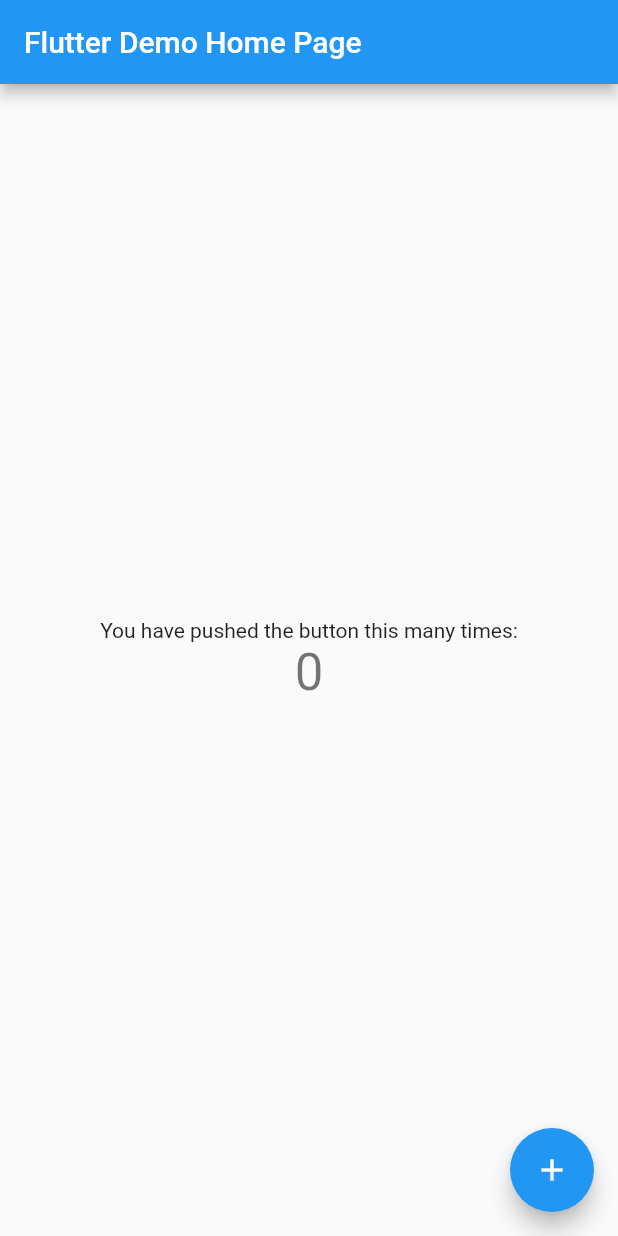
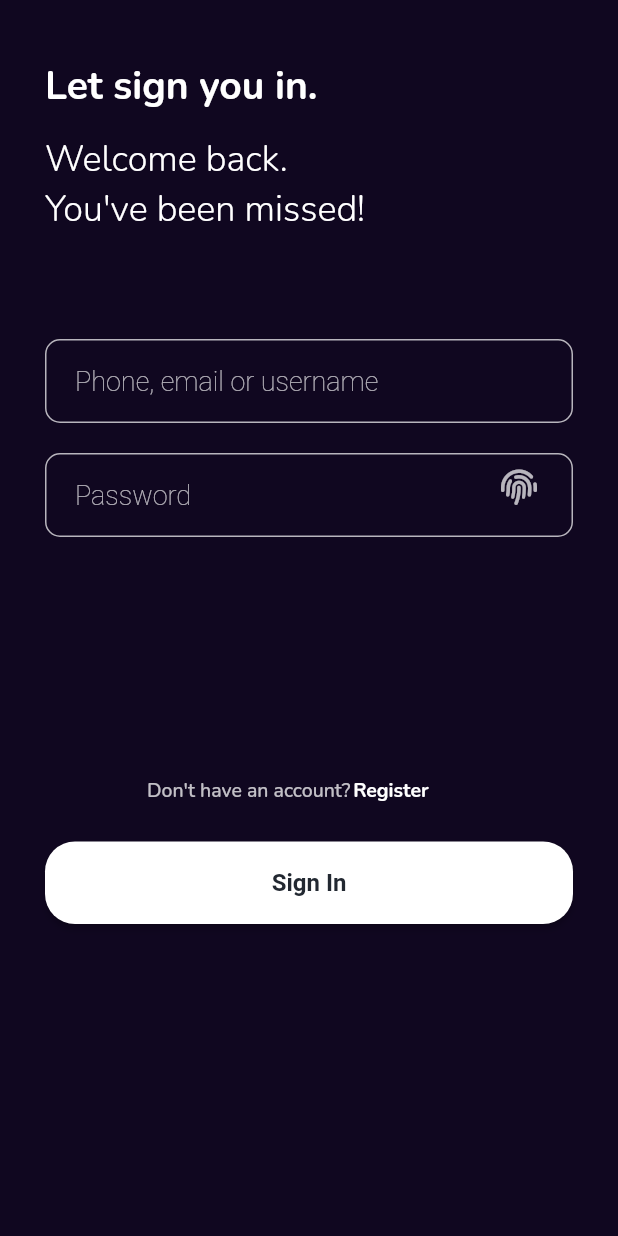
Before and after one commit to akuutauf/project-interoperabilitas-ui, a Flutter app: the screen it shows after launch, on a phone screen of 412 x 824 dp. Run offline on Flutter 3.47's test engine with Material 2 defaults, Android fonts, the phone set to English and light mode, and no system bars; our stand-ins replace font_awesome_flutter, google_fonts.

Commit message:
Adding Screen Sign In

```diff
--- a/lib/main.dart
+++ b/lib/main.dart
@@ -1,115 +1,9 @@
 import 'package:flutter/material.dart';
+import 'screens/page_signin.dart';
 
 void main() {
-  runApp(const MyApp());
+  runApp(const MaterialApp(
+    debugShowCheckedModeBanner: false,
+    home: SignIn(),
+  ));
 }
-
-class MyApp extends StatelessWidget {
-  const MyApp({Key? key}) : super(key: key);
-
-  // This widget is the root of your application.
-  @override
-  Widget build(BuildContext context) {
-    return MaterialApp(
-      title: 'Flutter Demo',
-      theme: ThemeData(
-        // This is the theme of your application.
-        //
-        // Try running your application with "flutter run". You'll see the
-        // application has a blue toolbar. Then, without quitting the app, try
-        // changing the primarySwatch below to Colors.green and then invoke
-        // "hot reload" (press "r" in the console where you ran "flutter run",
-        // or simply save your changes to "hot reload" in a Flutter IDE).
-        // Notice that the counter didn't reset back to zero; the application
-        // is not restarted.
-        primarySwatch: Colors.blue,
-      ),
-      home: const MyHomePage(title: 'Flutter Demo Home Page'),
-    );
-  }
-}
-
-class MyHomePage extends StatefulWidget {
-  const MyHomePage({Key? key, required this.title}) : super(key: key);
-
-  // This widget is the home page of your application. It is stateful, meaning
-  // that it has a State object (defined below) that contains fields that affect
-  // how it looks.
-
-  // This class is the configuration for the state. It holds the values (in this
-  // case the title) provided by the parent (in this case the App widget) and
-  // used by the build method of the State. Fields in a Widget subclass are
-  // always marked "final".
-
-  final String title;
-
-  @override
-  State<MyHomePage> createState() => _MyHomePageState();
-}
-
-class _MyHomePageState extends State<MyHomePage> {
-  int _counter = 0;
-
-  void _incrementCounter() {
-    setState(() {
-      // This call to setState tells the Flutter framework that something has
-      // changed in this State, which causes it to rerun the build method below
-      // so that the display can reflect the updated values. If we changed
-      // _counter without calling setState(), then the build method would not be
-      // called again, and so nothing would appear to happen.
-      _counter++;
-    });
-  }
-
-  @override
-  Widget build(BuildContext context) {
-    // This method is rerun every time setState is called, for instance as done
-    // by the _incrementCounter method above.
-    //
-    // The Flutter framework has been optimized to make rerunning build methods
-    // fast, so that you can just rebuild anything that needs updating rather
-    // than having to individually change instances of widgets.
-    return Scaffold(
-      appBar: AppBar(
-        // Here we take the value from the MyHomePage object that was created by
-        // the App.build method, and use it to set our appbar title.
-        title: Text(widget.title),
-      ),
-      body: Center(
-        // Center is a layout widget. It takes a single child and positions it
-        // in the middle of the parent.
-        child: Column(
-          // Column is also a layout widget. It takes a list of children and
-          // arranges them vertically. By default, it sizes itself to fit its
-          // children horizontally, and tries to be as tall as its parent.
-          //
-          // Invoke "debug painting" (press "p" in the console, choose the
-          // "Toggle Debug Paint" action from the Flutter Inspector in Android
-          // Studio, or the "Toggle Debug Paint" command in Visual Studio Code)
-          // to see the wireframe for each widget.
-          //
-          // Column has various properties to control how it sizes itself and
-          // how it positions its children. Here we use mainAxisAlignment to
-          // center the children vertically; the main axis here is the vertical
-          // axis because Columns are vertical (the cross axis would be
-          // horizontal).
-          mainAxisAlignment: MainAxisAlignment.center,
-          children: <Widget>[
-            const Text(
-              'You have pushed the button this many times:',
-            ),
-            Text(
-              '$_counter',
-              style: Theme.of(context).textTheme.headline4,
-            ),
-          ],
-        ),
-      ),
-      floatingActionButton: FloatingActionButton(
-        onPressed: _incrementCounter,
-        tooltip: 'Increment',
-        child: const Icon(Icons.add),
-      ), // This trailing comma makes auto-formatting nicer for build methods.
-    );
-  }
-}
--- /dev/null
+++ b/lib/screens/page_signin.dart
@@ -0,0 +1,188 @@
+import 'package:google_fonts/google_fonts.dart';
+import 'package:flutter/material.dart';
+import 'package:font_awesome_flutter/font_awesome_flutter.dart';
+// import 'page_signup.dart';
+
+class SignIn extends StatefulWidget {
+  const SignIn({Key? key}) : super(key: key);
+
+  @override
+  State<SignIn> createState() => _SignInState();
+}
+
+class _SignInState extends State<SignIn> {
+  // variables
+  final _formKey = GlobalKey<FormState>();
+
+  final white_color = Colors.white;
+  final white_color_two = Color.fromARGB(190, 255, 255, 255);
+  final black_color = Color.fromARGB(255, 34, 40, 49);
+
+  @override
+  Widget build(BuildContext context) {
+    return Scaffold(
+      backgroundColor: Color.fromRGBO(16, 7, 32, 1),
+      body: Container(
+        child: ListView(children: [
+          Container(
+            margin: EdgeInsets.fromLTRB(30, 40, 30, 0),
+            child: Text(
+              'Let sign you in.',
+              style: GoogleFonts.nunito(
+                  color: white_color,
+                  fontSize: 26,
+                  fontWeight: FontWeight.w700),
+              textAlign: TextAlign.left,
+            ),
+          ),
+          Container(
+            margin: EdgeInsets.fromLTRB(30, 15, 30, 0),
+            child: Text(
+              'Welcome back.',
+              style: GoogleFonts.nunito(
+                  color: white_color,
+                  fontSize: 24,
+                  fontWeight: FontWeight.w300),
+              textAlign: TextAlign.left,
+            ),
+          ),
+          Container(
+            margin: EdgeInsets.fromLTRB(30, 0, 30, 0),
+            child: Text(
+              'You\'ve been missed!',
+              style: GoogleFonts.nunito(
+                  color: white_color,
+                  fontSize: 24,
+                  fontWeight: FontWeight.w300),
+              textAlign: TextAlign.left,
+            ),
+          ),
+          Container(
+            margin: EdgeInsets.fromLTRB(30, 70, 30, 0),
+            child: TextFormField(
+              style:
+                  TextStyle(color: Colors.white, fontWeight: FontWeight.w600),
+              decoration: InputDecoration(
+                contentPadding: EdgeInsets.fromLTRB(20, 15, 15, 20),
+                hintText: 'Phone, email or username',
+                enabledBorder: OutlineInputBorder(
+                  borderRadius: BorderRadius.circular(10),
+                  borderSide:
+                      const BorderSide(color: Colors.white70, width: 1.0),
+                ),
+                focusedBorder: OutlineInputBorder(
+                  borderRadius: BorderRadius.circular(10),
+                  borderSide:
+                      const BorderSide(color: Colors.white70, width: 1.0),
+                ),
+                filled: false,
+                prefixIconColor: Colors.white,
+                hintStyle: TextStyle(
+                  fontSize: 18,
+                  fontWeight: FontWeight.w100,
+                  color: Colors.white70,
+                ),
+              ),
+              validator: (value) {
+                if (value!.isEmpty) {
+                  return "Field is Empty";
+                } else if (!RegExp(r'^[^@]+@[^@]+\.[^@]+').hasMatch(value)) {
+                  return "Invalid Email";
+                }
+                return null;
+              },
+            ),
+          ),
+          Container(
+            margin: EdgeInsets.fromLTRB(30, 20, 30, 0),
+            child: TextFormField(
+              style:
+                  TextStyle(color: Colors.white, fontWeight: FontWeight.w600),
+              decoration: InputDecoration(
+                contentPadding: EdgeInsets.fromLTRB(20, 15, 15, 20),
+                hintText: 'Password',
+                enabledBorder: OutlineInputBorder(
+                  borderRadius: BorderRadius.circular(10),
+                  borderSide:
+                      const BorderSide(color: Colors.white70, width: 1.0),
+                ),
+                focusedBorder: OutlineInputBorder(
+                  borderRadius: BorderRadius.circular(10),
+                  borderSide:
+                      const BorderSide(color: Colors.white70, width: 1.0),
+                ),
+                filled: false,
+                prefixIconColor: Colors.white,
+                suffixIcon: Container(
+                  padding: EdgeInsets.only(right: 20, top: 7),
+                  child: Container(
+                      child: FaIcon(
+                    FontAwesomeIcons.fingerprint,
+                    color: Colors.white70,
+                  )),
+                ),
+                hintStyle: TextStyle(
+                  fontSize: 18,
+                  fontWeight: FontWeight.w100,
+                  color: Colors.white70,
+                ),
+              ),
+              validator: (String? value) {
+                if (value!.isEmpty) {
+                  return "Field is Empty";
+                } else if (value.length < 8) {
+                  return "Password less than 8 Characters";
+                }
+                return null;
+              },
+              obscureText: true,
+              onChanged: (data) {
+                setState(() {});
+              },
+            ),
+          ),
+          Container(
+              margin: EdgeInsets.fromLTRB(0, 160, 30, 15),
+              child: Row(
+                mainAxisAlignment: MainAxisAlignment.center,
+                children: [
+                  Text(
+                    'Don\'t have an account? ',
+                    style: GoogleFonts.nunito(
+                        color: white_color_two,
+                        fontSize: 13,
+                        fontWeight: FontWeight.w500),
+                    textAlign: TextAlign.center,
+                  ),
+                  Text(
+                    'Register',
+                    style: GoogleFonts.nunito(
+                        color: white_color,
+                        fontSize: 13,
+                        fontWeight: FontWeight.w700),
+                    textAlign: TextAlign.center,
+                  ),
+                ],
+              )),
+          Container(
+            height: 55,
+            margin: EdgeInsets.fromLTRB(30, 10, 30, 0),
+            child: ElevatedButton(
+              onPressed: () {},
+              child: const Text(
+                'Sign In',
+                style: TextStyle(fontWeight: FontWeight.w700, fontSize: 16),
+              ),
+              style: ElevatedButton.styleFrom(
+                  primary: white_color,
+                  onPrimary: black_color,
+                  fixedSize: const Size(300, 100),
+                  shape: RoundedRectangleBorder(
+                      borderRadius: BorderRadius.circular(20))),
+            ),
+          ),
+        ]),
+      ),
+    );
+  }
+}
--- /dev/null
+++ b/lib/screens/page_signup.dart
@@ -0,0 +1 @@
+import 'package:flutter/material.dart';
```
Also changed, not shown: lib/sample/just_code.dart (added, +172 -0 lines), pubspec.yaml (+4 -3 lines), pubspec.lock, 24 other files.
